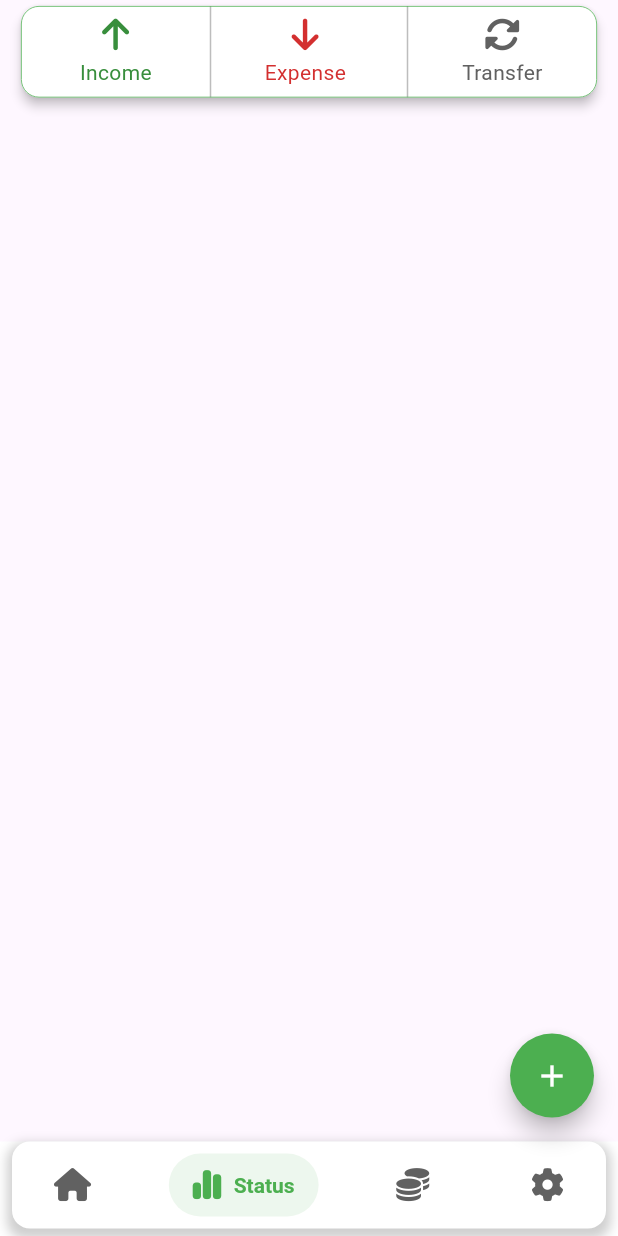
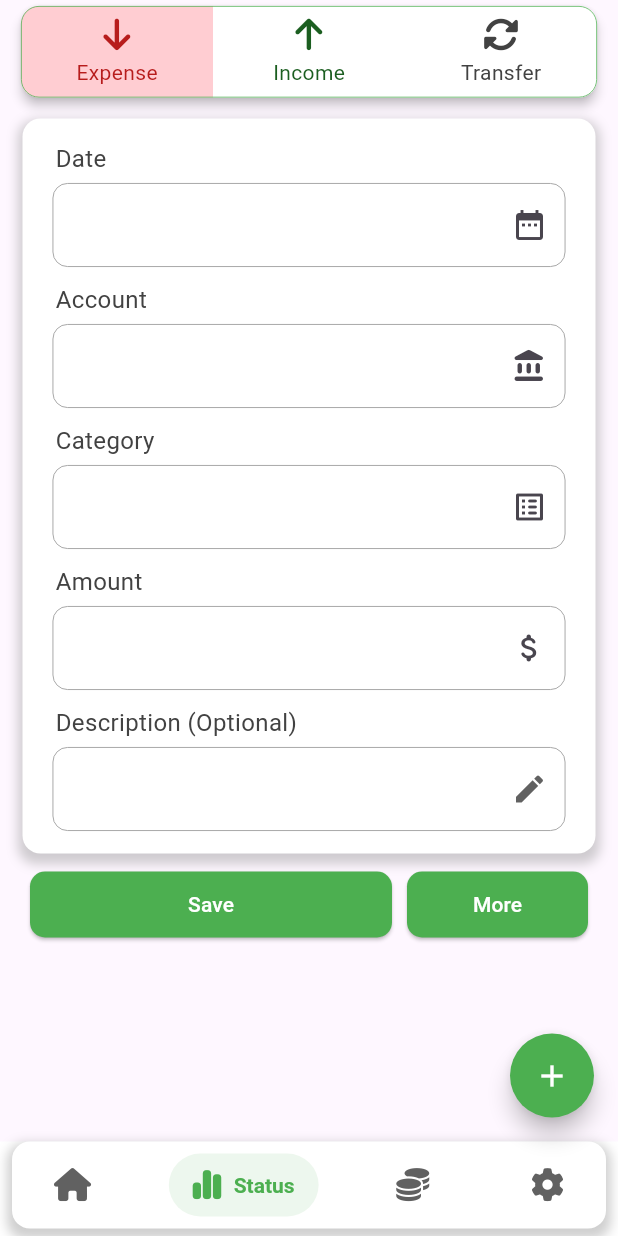
Before and after one commit to motidinsa/my_spending, a Flutter app: the screen it shows after launch, item 2 of the bottom bar chosen, on a phone screen of 412 x 824 dp. Run offline on Flutter 3.47's test engine with Material 3 defaults, Android fonts, the phone set to English and light mode, and no system bars; our stand-ins replace dio, easy_localization, firebase_core, firebase_messaging, flutter_local_notifications, flutter_riverpod and 5 more; accounts and stored records are empty; generated files the repository leaves out were written again.

Commit message:
single transaction sample form done

```diff
--- /dev/null
+++ b/lib/add_transaction/functions/add_transaction_functions.dart
@@ -0,0 +1,29 @@
+import 'package:easy_localization/easy_localization.dart';
+import 'package:flutter/material.dart';
+import 'package:font_awesome_flutter/font_awesome_flutter.dart';
+
+BorderRadius? getTransactionSelectBorderRadius(String name) {
+  return BorderRadius.only(
+    topLeft: name == 'Expense' ? Radius.circular(12) : Radius.zero,
+    bottomLeft: name == 'Expense' ? Radius.circular(12) : Radius.zero,
+    bottomRight: name == 'Transfer' ? Radius.circular(12) : Radius.zero,
+    topRight: name == 'Transfer' ? Radius.circular(12) : Radius.zero,
+  );
+}
+
+getTextFieldIcon(String title) {
+  if (title == 'Date') {
+    return Icon(Icons.date_range);
+  } else if (title == 'Account') {
+    return Icon(Icons.account_balance_rounded,);
+  }
+  else if (title == 'Category') {
+    return Icon(Icons.list_alt_rounded);
+  }
+  else if (title == 'Amount') {
+    return Icon(Icons.attach_money_rounded,);
+  }
+  else if (title == 'Description (Optional)') {
+    return Icon(Icons.edit,color: Colors.grey.shade700,);
+  }
+}
--- a/lib/add_transaction/ui/add_transaction.dart
+++ b/lib/add_transaction/ui/add_transaction.dart
@@ -1,5 +1,7 @@
 import 'package:flutter/material.dart';
 import 'package:font_awesome_flutter/font_awesome_flutter.dart';
+import 'package:my_spending/add_transaction/ui/single_transaction_add.dart';
+import 'package:my_spending/add_transaction/ui/transaction_type_select.dart';
 
 class AddTransaction extends StatelessWidget {
   const AddTransaction({super.key});
@@ -10,87 +12,9 @@ class AddTransaction extends StatelessWidget {
       // appBar: AppBar(title: Text('Add transaction'),),
       body: ListView(
         children: [
-          Padding(
-            padding: const EdgeInsets.symmetric(horizontal: 10),
-            child: Card(
-              elevation: 3,
-              shape: RoundedRectangleBorder(
-                side: BorderSide(color: Colors.green, width: .5),
-                borderRadius: BorderRadius.circular(12),
-              ),
-              color: Colors.white,
-              child: IntrinsicHeight(
-                child: Padding(
-                  padding: const EdgeInsets.symmetric(horizontal: 10,),
-                  child: Row(
-                    mainAxisAlignment: MainAxisAlignment.spaceEvenly,
-                    children: [
-                      Expanded(
-                        child: Padding(
-                          padding: const EdgeInsets.symmetric(vertical: 7),
-                          child: Column(
-                            mainAxisSize: MainAxisSize.min,
-                            children: [
-                              FaIcon(
-                                FontAwesomeIcons.arrowUp,
-                                color: Colors.green.shade700,
-                              ),
-                              SizedBox(height: 3),
-                              Text(
-                                'Income',
-                                style: TextStyle(color: Colors.green.shade700),
-                              ),
-                            ],
-                          ),
-                        ),
-                      ),
-                         VerticalDivider(
-                          width: 20,
-                          thickness: 1,
-                          color: Colors.grey.shade400,
-                        ),
-                      Expanded(
-                        child: Column( mainAxisSize: MainAxisSize.min,
-                          children: [
-                            FaIcon(
-                              FontAwesomeIcons.arrowDown,
-                              color: Colors.red.shade700,
-                            ),
-                            SizedBox(height: 3),
-                            Text(
-                              'Expense',
-                              style: TextStyle(color: Colors.red.shade700),
-                            ),
-                          ],
-                        ),
-                      ),
-                      SizedBox(width: 5),
-                      VerticalDivider(
-                        width: 20,
-                        thickness: 1,
-                        color: Colors.grey.shade400,
-                      ),
-                      Expanded(
-                        child: Column( mainAxisSize: MainAxisSize.min,
-                          children: [
-                            FaIcon(
-                              FontAwesomeIcons.rotate,
-                              color: Colors.grey.shade700,
-                            ),
-                            SizedBox(height: 3),
-                            Text(
-                              'Transfer',
-                              style: TextStyle(color: Colors.grey.shade700),
-                            ),
-                          ],
-                        ),
-                      ),
-                    ],
-                  ),
-                ),
-              ),
-            ),
-          ),
+          TransactionTypeSelect(),
+          SizedBox(height: 10,),
+          SingleTransactionAdd()
         ],
       ),
     );
--- /dev/null
+++ b/lib/add_transaction/ui/add_transaction_text_field.dart
@@ -0,0 +1,42 @@
+import 'package:flutter/material.dart';
+import 'package:my_spending/add_transaction/functions/add_transaction_functions.dart';
+
+class AddTransactionTextField extends StatefulWidget {
+  final String title;
+  const AddTransactionTextField({super.key,required this.title});
+
+  @override
+  State<AddTransactionTextField> createState() => _AddTransactionTextFieldState();
+}
+
+class _AddTransactionTextFieldState extends State<AddTransactionTextField> {
+  TextEditingController textEditingController = TextEditingController();
+  @override
+  Widget build(BuildContext context) {
+    return Column(
+      crossAxisAlignment: CrossAxisAlignment.start,
+      children: [
+        Padding(
+          padding: const EdgeInsets.only(left: 2,bottom: 5),
+          child: Text(
+            widget.title,
+            style: TextStyle(color: Colors.grey.shade800, fontSize: 16),
+          ),
+        ),
+        TextFormField(
+          decoration: InputDecoration(
+            contentPadding: EdgeInsets.fromLTRB(15, 20, 12, 12),
+            suffixIcon: getTextFieldIcon(widget.title),
+            enabledBorder: OutlineInputBorder(
+              borderSide: BorderSide(color: Colors.grey, width: .6),
+              borderRadius: BorderRadius.circular(10),
+            ),focusedBorder: OutlineInputBorder(
+              borderSide: BorderSide(color: Colors.green, ),
+              borderRadius: BorderRadius.circular(10),
+            ),
+          ),
+        ),
+      ],
+    );
+  }
+}
--- /dev/null
+++ b/lib/add_transaction/ui/single_transaction_add.dart
@@ -0,0 +1,92 @@
+import 'package:flutter/material.dart';
+import 'package:my_spending/add_transaction/ui/add_transaction_text_field.dart';
+
+class SingleTransactionAdd extends StatelessWidget {
+  const SingleTransactionAdd({super.key});
+
+  @override
+  Widget build(BuildContext context) {
+    return Column(
+      children: [
+        Padding(
+          padding: const EdgeInsets.symmetric(horizontal: 15),
+          child: Container(
+            decoration: BoxDecoration(
+              // border: Border.all(color: lightTealColor(),width: 2.5),
+              color: Colors.white,
+              borderRadius: BorderRadius.circular(12),
+              boxShadow: [
+                BoxShadow(
+                  color: Colors.grey.withValues(alpha: 0.5),
+                  spreadRadius: 3,
+                  blurRadius: 6,
+                  offset: Offset(0, 4),
+                  // blurStyle: BlurStyle.inner
+                ),
+              ],
+            ),
+            child: Padding(
+              padding: const EdgeInsets.symmetric(horizontal: 20, vertical: 15),
+              child: Column(
+                crossAxisAlignment: CrossAxisAlignment.start,
+                children: [
+                  AddTransactionTextField(title: 'Date'),
+                  SizedBox(height: 10),
+                  AddTransactionTextField(title: 'Account'),
+
+                  SizedBox(height: 10),
+                  AddTransactionTextField(title: 'Category'),
+                  SizedBox(height: 10),
+                  AddTransactionTextField(title: 'Amount'),
+                  SizedBox(height: 10),
+                  AddTransactionTextField(title: 'Description (Optional)'),
+                ],
+              ),
+            ),
+          ),
+        ),
+
+        SizedBox(height: 10),
+        Padding(
+          padding: const EdgeInsets.symmetric(horizontal: 20),
+          child: Row(
+            children: [
+              Expanded(
+                flex: 2,
+                child: ElevatedButton(
+                  onPressed: () {},
+                  child: Text('Save', style: TextStyle(color: Colors.white)),
+                  style: ElevatedButton.styleFrom(
+                    padding: EdgeInsets.symmetric(vertical: 12),
+                    backgroundColor: Colors.green,
+                    shape: RoundedRectangleBorder(
+                      borderRadius: BorderRadius.circular(
+                        10,
+                      ), // Set the border radius here
+                    ),
+                  ),
+                ),
+              ),
+              SizedBox(width: 10),
+              Expanded(
+                child: ElevatedButton(
+                  onPressed: () {},
+                  child: Text('More', style: TextStyle(color: Colors.white)),
+                  style: ElevatedButton.styleFrom(
+                    padding: EdgeInsets.symmetric(vertical: 12),
+                    backgroundColor: Colors.green,
+                    shape: RoundedRectangleBorder(
+                      borderRadius: BorderRadius.circular(
+                        10,
+                      ), // Set the border radius here
+                    ),
+                  ),
+                ),
+              ),
+            ],
+          ),
+        ),
+      ],
+    );
+  }
+}
--- /dev/null
+++ b/lib/add_transaction/ui/single_transaction_type.dart
@@ -0,0 +1,37 @@
+import 'package:flutter/material.dart';
+import 'package:font_awesome_flutter/font_awesome_flutter.dart';
+import 'package:my_spending/add_transaction/functions/add_transaction_functions.dart';
+
+class SingleTransactionType extends StatelessWidget {
+  final String name;
+  final IconData icon;
+  final Color backgroundColor;
+  final Color foregroundColor;
+
+  const SingleTransactionType({
+    super.key,
+    required this.icon,
+    required this.name,
+    required this.backgroundColor,
+    required this.foregroundColor,
+  });
+
+  @override
+  Widget build(BuildContext context) {
+    return Container(
+      padding: EdgeInsets.symmetric(vertical: 7),
+      decoration: BoxDecoration(
+        color: backgroundColor,
+        borderRadius: getTransactionSelectBorderRadius(name),
+      ),
+      child: Column(
+        mainAxisSize: MainAxisSize.min,
+        children: [
+          FaIcon(icon, color: foregroundColor),
+          SizedBox(height: 3),
+          Text(name, style: TextStyle(color: foregroundColor)),
+        ],
+      ),
+    );
+  }
+}
--- /dev/null
+++ b/lib/add_transaction/ui/transaction_type_select.dart
@@ -0,0 +1,55 @@
+import 'package:flutter/material.dart';
+import 'package:font_awesome_flutter/font_awesome_flutter.dart';
+import 'package:my_spending/add_transaction/ui/single_transaction_type.dart';
+
+class TransactionTypeSelect extends StatelessWidget {
+  const TransactionTypeSelect({super.key});
+
+  @override
+  Widget build(BuildContext context) {
+    return Padding(
+      padding: const EdgeInsets.symmetric(horizontal: 10),
+      child: Card(
+        elevation: 3,
+        shape: RoundedRectangleBorder(
+          side: BorderSide(color: Colors.green, width: .5),
+          borderRadius: BorderRadius.circular(12),
+        ),
+        color: Colors.white,
+        child: Row(
+          mainAxisAlignment: MainAxisAlignment.spaceEvenly,
+          children: [
+            Expanded(
+              child: SingleTransactionType(
+                name: 'Expense',
+                icon: FontAwesomeIcons.arrowDown,
+                backgroundColor: Colors.red.shade100,
+                // backgroundColor: Colors.white,
+                foregroundColor: Colors.red.shade900,
+              ),
+            ),
+            Expanded(
+              child: SingleTransactionType(
+                name: 'Income',
+                icon: FontAwesomeIcons.arrowUp,
+                // backgroundColor: Colors.green.shade100,
+                backgroundColor: Colors.white,
+                foregroundColor: Colors.green.shade900,
+              ),
+            ),
+
+            Expanded(
+              child:SingleTransactionType(
+                name: 'Transfer',
+                icon: FontAwesomeIcons.rotate,
+                // backgroundColor: Colors.grey.shade200,
+                backgroundColor: Colors.white,
+                foregroundColor: Colors.grey.shade800,
+              )
+            ),
+          ],
+        ),
+      ),
+    );
+  }
+}
--- a/lib/core/constants/language_constants.dart
+++ b/lib/core/constants/language_constants.dart
@@ -12,3 +12,5 @@
 //     }
 //   };
 // }
+
+String aa = 'a';
```
